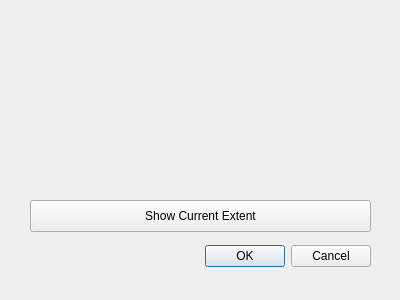
jugrafiya/qgis-plugin-osm-export, file osm_export_dialog_base.ui: the form before one commit.
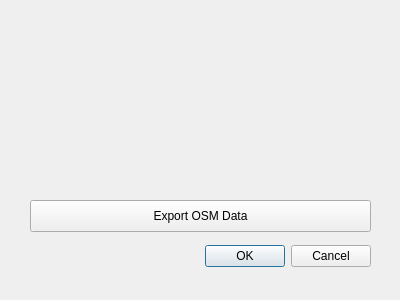
The form after the commit.

Commit message: download osm using quickosm processing

Patch:
```diff
--- a/osm_export_dialog_base.ui
+++ b/osm_export_dialog_base.ui
@@ -22,7 +22,7 @@
         </rect>
     </property>
     <property name="text">
-        <string>Show Current Extent</string>
+        <string>Export OSM Data</string>
     </property>
   </widget>
   <widget class="QDialogButtonBox" name="button_box" >
```
The commit also changes 2 other files.
